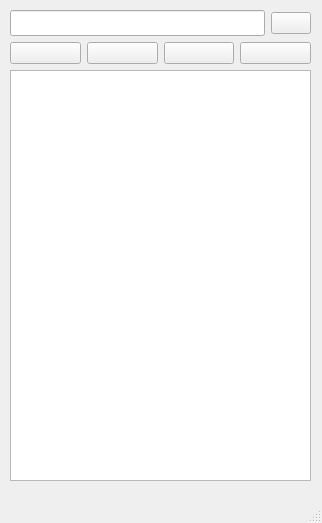
Above: janela.ui from gustavof04/pyqt5_crud before the change. Below: the same form after it.
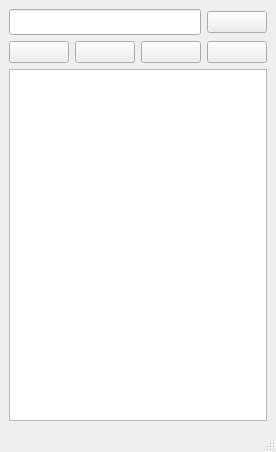
That is the form after the change. Icons and pictures are not drawn.

Commit message: Corrige bug de responsividade

Diff of the .ui file:
```diff
--- a/janela.ui
+++ b/janela.ui
@@ -6,10 +6,16 @@
    <rect>
     <x>0</x>
     <y>0</y>
-    <width>322</width>
-    <height>523</height>
+    <width>276</width>
+    <height>452</height>
    </rect>
   </property>
+  <property name="sizePolicy">
+   <sizepolicy hsizetype="Expanding" vsizetype="Expanding">
+    <horstretch>0</horstretch>
+    <verstretch>0</verstretch>
+   </sizepolicy>
+  </property>
   <property name="windowTitle">
    <string>Agenda</string>
   </property>
@@ -18,20 +24,17 @@
     <normaloff>assets/agenda.svg</normaloff>assets/agenda.svg</iconset>
   </property>
   <widget class="QWidget" name="centralwidget">
-   <widget class="QWidget" name="">
-    <property name="geometry">
-     <rect>
-      <x>10</x>
-      <y>10</y>
-      <width>301</width>
-      <height>471</height>
-     </rect>
-    </property>
-    <layout class="QVBoxLayout" name="verticalLayout">
+   <layout class="QHBoxLayout" name="horizontalLayout">
      <item>
-      <layout class="QHBoxLayout" name="horizontalLayout_2">
-       <item>
+     <layout class="QGridLayout" name="gridLayout_2">
+      <item row="0" column="0" colspan="3">
         <widget class="QLineEdit" name="lineEdit_AddingItem">
+        <property name="sizePolicy">
+         <sizepolicy hsizetype="Expanding" vsizetype="Fixed">
+          <horstretch>0</horstretch>
+          <verstretch>0</verstretch>
+         </sizepolicy>
+        </property>
          <property name="font">
           <font>
            <pointsize>11</pointsize>
@@ -39,8 +42,14 @@
          </property>
         </widget>
        </item>
-       <item>
+      <item row="0" column="3">
         <widget class="QPushButton" name="pushButton_Find">
+        <property name="sizePolicy">
+         <sizepolicy hsizetype="Expanding" vsizetype="Fixed">
+          <horstretch>0</horstretch>
+          <verstretch>0</verstretch>
+         </sizepolicy>
+        </property>
          <property name="text">
           <string/>
          </property>
@@ -50,12 +59,14 @@
          </property>
         </widget>
        </item>
-      </layout>
-     </item>
-     <item>
-      <layout class="QHBoxLayout" name="horizontalLayout">
-       <item>
+      <item row="1" column="0">
         <widget class="QPushButton" name="pushButton_Create">
+        <property name="sizePolicy">
+         <sizepolicy hsizetype="Expanding" vsizetype="Fixed">
+          <horstretch>0</horstretch>
+          <verstretch>0</verstretch>
+         </sizepolicy>
+        </property>
          <property name="text">
           <string/>
          </property>
@@ -71,8 +82,14 @@
          </property>
         </widget>
        </item>
-       <item>
+      <item row="1" column="1">
         <widget class="QPushButton" name="pushButton_Update">
+        <property name="sizePolicy">
+         <sizepolicy hsizetype="Expanding" vsizetype="Fixed">
+          <horstretch>0</horstretch>
+          <verstretch>0</verstretch>
+         </sizepolicy>
+        </property>
          <property name="text">
           <string/>
          </property>
@@ -88,8 +105,14 @@
          </property>
         </widget>
        </item>
-       <item>
+      <item row="1" column="2">
         <widget class="QPushButton" name="pushButton_Delete">
+        <property name="sizePolicy">
+         <sizepolicy hsizetype="Expanding" vsizetype="Fixed">
+          <horstretch>0</horstretch>
+          <verstretch>0</verstretch>
+         </sizepolicy>
+        </property>
          <property name="text">
           <string/>
          </property>
@@ -105,8 +128,14 @@
          </property>
         </widget>
        </item>
-       <item>
+      <item row="1" column="3">
         <widget class="QPushButton" name="pushButton_DeleteAll">
+        <property name="sizePolicy">
+         <sizepolicy hsizetype="Expanding" vsizetype="Fixed">
+          <horstretch>0</horstretch>
+          <verstretch>0</verstretch>
+         </sizepolicy>
+        </property>
          <property name="text">
           <string/>
          </property>
@@ -122,10 +151,14 @@
          </property>
         </widget>
        </item>
-      </layout>
-     </item>
-     <item>
+      <item row="2" column="0" colspan="4">
       <widget class="QListWidget" name="minhaLista_listWidget">
+        <property name="sizePolicy">
+         <sizepolicy hsizetype="Expanding" vsizetype="Expanding">
+          <horstretch>0</horstretch>
+          <verstretch>0</verstretch>
+         </sizepolicy>
+        </property>
        <property name="font">
         <font>
          <pointsize>12</pointsize>
@@ -134,7 +167,8 @@
       </widget>
      </item>
     </layout>
-   </widget>
+    </item>
+   </layout>
   </widget>
   <widget class="QMenuBar" name="menubar">
    <property name="geometry">
```
Left out of the diff: 2 changed lines with no effect on the pictures. Lines whose indentation alone changed are shown as unchanged. The commit also changes 1 other file.
